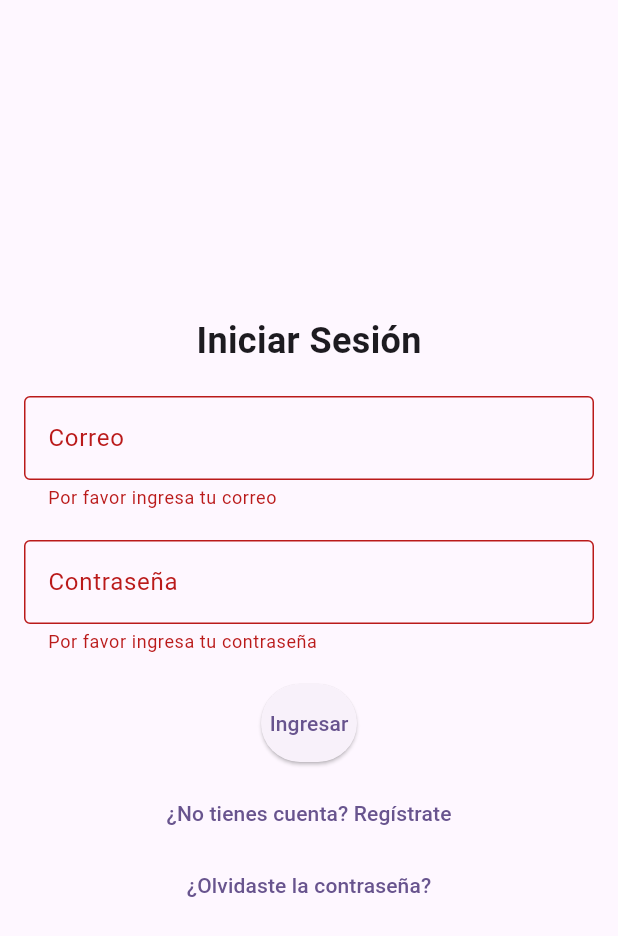
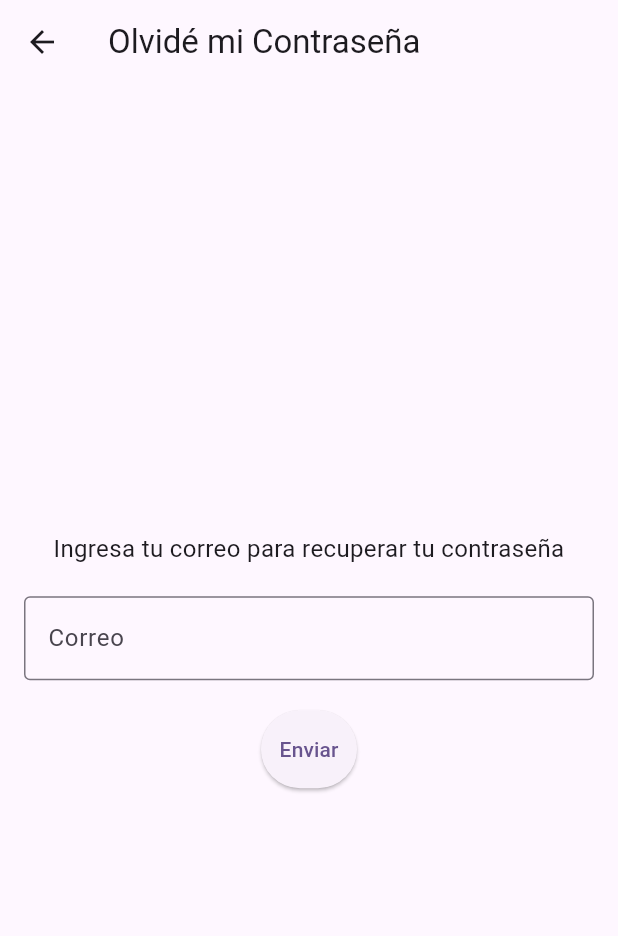
Before and after one commit to FelipeHernandez98/emergency-user-app, a Flutter app: the LoginScreen screen opened directly, after a tap on "Ingresar", after a tap on "¿Olvidaste la contraseña?", on a phone screen of 412 x 824 dp. Shown: the top 936 px of the screen. Run offline on Flutter 3.47's test engine with Material 3 defaults, Android fonts, the phone set to English and light mode, and no system bars; our stand-ins replace flutter_spinkit, shared_preferences; accounts and stored records are empty.

```diff
--- a/lib/screens/ForgotPasswordScreen.dart
+++ b/lib/screens/ForgotPasswordScreen.dart
@@ -0,0 +1,104 @@
+import 'package:flutter/material.dart';
+import 'package:http/http.dart' as http;
+import 'dart:convert';
+import 'package:flutter_spinkit/flutter_spinkit.dart';
+
+class ForgotPasswordScreen extends StatefulWidget {
+  @override
+  _ForgotPasswordScreenState createState() => _ForgotPasswordScreenState();
+}
+
+class _ForgotPasswordScreenState extends State<ForgotPasswordScreen> {
+  final _formKey = GlobalKey<FormState>();
+  final _emailController = TextEditingController();
+  bool _isLoading = false;
+
+  // Función para validar el correo
+  String? _validateEmail(String? value) {
+    if (value == null || value.isEmpty) {
+      return 'Por favor ingresa tu correo';
+    }
+    if (!RegExp(r'^[\w-\.]+@([\w-]+\.)+[\w-]{2,4}$').hasMatch(value)) {
+      return 'Correo no válido';
+    }
+    return null;
+  }
+
+  // Función para enviar la solicitud de recuperación de contraseña
+  Future<void> _sendResetPasswordRequest() async {
+    if (_formKey.currentState!.validate()) {
+      setState(() {
+        _isLoading = true;
+      });
+
+      final response = await http.post(
+        Uri.parse('https://tu-backend.com/api/auth/forgot-password'),
+        body: {
+          'email': _emailController.text,
+        },
+      );
+
+      setState(() {
+        _isLoading = false;
+      });
+
+      if (response.statusCode == 200) {
+        // Mostrar mensaje de éxito
+        ScaffoldMessenger.of(context).showSnackBar(
+          SnackBar(content: Text('Se ha enviado un enlace de recuperación a tu correo')),
+        );
+      } else {
+        // Mostrar mensaje de error
+        ScaffoldMessenger.of(context).showSnackBar(
+          SnackBar(content: Text('Error: ${response.body}')),
+        );
+      }
+    }
+  }
+
+  @override
+  Widget build(BuildContext context) {
+    return Scaffold(
+      appBar: AppBar(
+        title: Text('Olvidé mi Contraseña'),
+      ),
+      body: Center(
+        child: SingleChildScrollView(
+          padding: EdgeInsets.all(16.0),
+          child: Form(
+            key: _formKey,
+            child: Column(
+              mainAxisAlignment: MainAxisAlignment.center,
+              children: [
+                Text(
+                  'Ingresa tu correo para recuperar tu contraseña',
+                  style: TextStyle(fontSize: 16),
+                  textAlign: TextAlign.center,
+                ),
+                SizedBox(height: 20),
+                TextFormField(
+                  controller: _emailController,
+                  decoration: InputDecoration(
+                    labelText: 'Correo',
+                    border: OutlineInputBorder(),
+                  ),
+                  validator: _validateEmail,
+                ),
+                SizedBox(height: 20),
+                _isLoading
+                    ? SpinKitFadingCircle(color: Colors.blue)
+                    : ElevatedButton(
+                  onPressed: _sendResetPasswordRequest,
+                  child: Text('Enviar'),
+                  style: ElevatedButton.styleFrom(
+                    padding: EdgeInsets.symmetric(vertical: 16),
+                  ),
+                ),
+              ],
+            ),
+          ),
+        ),
+      ),
+    );
+  }
+}
--- a/lib/screens/LoginScreen.dart
+++ b/lib/screens/LoginScreen.dart
@@ -1,7 +1,9 @@
+import 'package:emergency_user_app/screens/HomeScreen.dart';
 import 'package:flutter/material.dart';
 import 'package:http/http.dart' as http;
 import 'dart:convert';
 import 'package:flutter_spinkit/flutter_spinkit.dart';
+import 'package:shared_preferences/shared_preferences.dart';
 
 class LoginScreen extends StatefulWidget {
   @override
@@ -35,9 +37,6 @@ class _LoginScreenState extends State<LoginScreen> {
     if (value == null || value.isEmpty) {
       return 'Por favor ingresa tu contraseña';
     }
-    if (!_passwordRegex.hasMatch(value)) {
-      return 'La contraseña debe tener al menos 8 caracteres, una mayúscula, una minúscula, un número y un carácter especial';
-    }
     return null;
   }
 
@@ -48,8 +47,10 @@ class _LoginScreenState extends State<LoginScreen> {
         _isLoading = true;
       });
 
+      try {
         final response = await http.post(
-        Uri.parse('https://tu-backend.com/api/auth/login'),
+          Uri.parse('http://localhost:3000/api/v1/auth/login'),
+          headers: {'Accept': 'application/json'},
           body: {
             'email': _emailController.text,
             'password': _passwordController.text,
@@ -60,16 +61,22 @@ class _LoginScreenState extends State<LoginScreen> {
           _isLoading = false;
         });
 
-      if (response.statusCode == 200) {
-        // Manejar la respuesta exitosa
+        if (response.statusCode == 201) {
           final data = json.decode(response.body);
-        print('Login exitoso: ${data['token']}');
-        // Navegar a la pantalla principal
+          final prefs = await SharedPreferences.getInstance();
+          await prefs.setString('access_token', data['access_token']);
+
+          Navigator.pushReplacement(
+            context,
+            MaterialPageRoute(builder: (context) => HomeScreen()),
+          );
         } else {
-        // Manejar el error
           ScaffoldMessenger.of(
             context,
           ).showSnackBar(SnackBar(content: Text('Error: ${response.body}')));
+        }
+      } catch (e) {
+        print('Error al realizar la solicitud: $e');
       }
     }
   }
--- a/lib/screens/RegisterScreen.dart
+++ b/lib/screens/RegisterScreen.dart
@@ -85,6 +85,9 @@ class _RegisterScreenState extends State<RegisterScreen> {
   @override
   Widget build(BuildContext context) {
     return Scaffold(
+      appBar: AppBar(
+        title: Text('Registrate'),
+      ),
       body: Center(
         child: SingleChildScrollView(
           padding: EdgeInsets.all(16.0),
--- a/pubspec.yaml
+++ b/pubspec.yaml
@@ -33,6 +33,7 @@ dependencies:
   http: ^0.13.3
   google_maps_flutter: ^2.1.1
   flutter_spinkit: ^5.1.0
+  shared_preferences: ^2.0.15
 
   # The following adds the Cupertino Icons font to your application.
   # Use with the CupertinoIcons class for iOS style icons.
@@ -54,7 +55,8 @@ dev_dependencies:
 
 # The following section is specific to Flutter packages.
 flutter:
-
+  assets:
+    - assets/perfil.jpg
   # The following line ensures that the Material Icons font is
   # included with your application, so that you can use the icons in
   # the material Icons class.
```
Also changed, not shown: lib/main.dart (+7 -6 lines), lib/screens/HomeScreen.dart (+94 -28 lines), assets/perfil.jpg (added), lib/models/Ambulance.dart (added), lib/models/Emergency.dart (added), lib/models/User.dart (added), pubspec.lock, 1 other file. Lines whose indentation alone changed are shown as unchanged.
